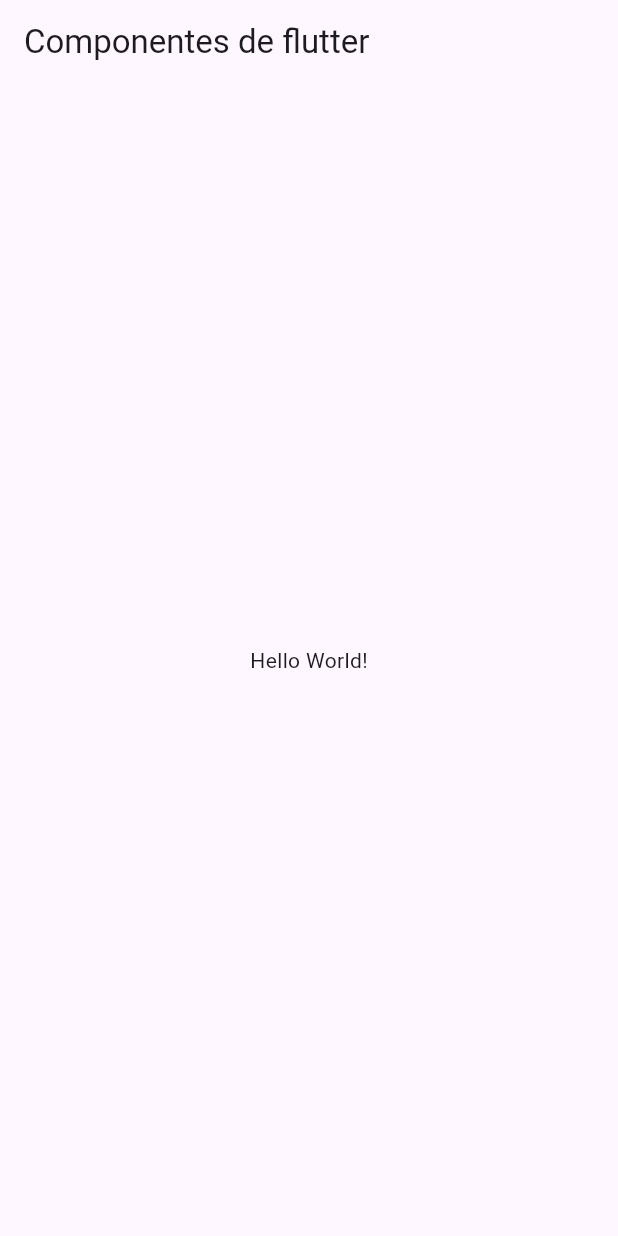
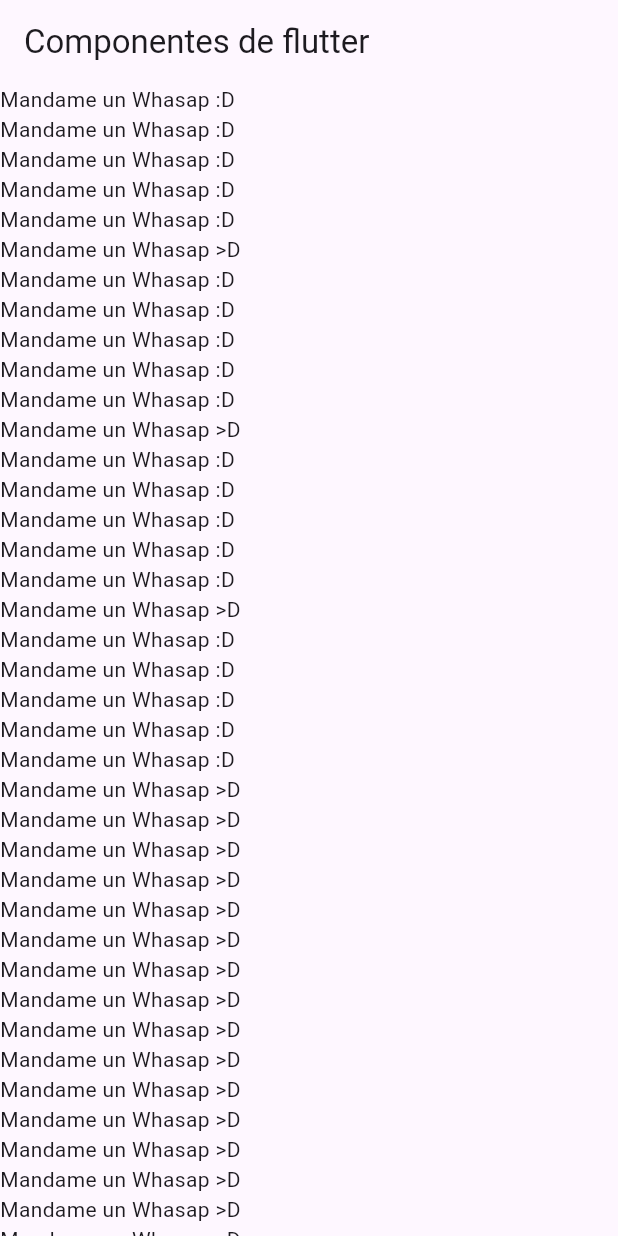
Before and after one commit to SantiagoAHS/componentes_flutter, a Flutter app: the screen it shows after launch, on a phone screen of 412 x 824 dp. Run offline on Flutter 3.47's test engine with Material 3 defaults, Android fonts, the phone set to English and light mode, and no system bars.

Commit message:
04 Adding the ListViews to the HomeScreen

```diff
--- a/lib/home_screen.dart
+++ b/lib/home_screen.dart
@@ -8,10 +8,89 @@
     return Scaffold(
       appBar: AppBar(
         title: const Text('Componentes de flutter'),
+
       ),
-        body: const Center(
-          child: Text('Hello World!'),
-        ),
+        body: ListView(
+          children: const [
+            Text('Mandame un Whasap :D'),
+            Text('Mandame un Whasap :D'),
+            Text('Mandame un Whasap :D'),
+            Text('Mandame un Whasap :D'),
+            Text('Mandame un Whasap :D'),
+            Text('Mandame un Whasap >D'),
+            Text('Mandame un Whasap :D'),
+            Text('Mandame un Whasap :D'),
+            Text('Mandame un Whasap :D'),
+            Text('Mandame un Whasap :D'),
+            Text('Mandame un Whasap :D'),
+            Text('Mandame un Whasap >D'),
+            Text('Mandame un Whasap :D'),
+            Text('Mandame un Whasap :D'),
+            Text('Mandame un Whasap :D'),
+            Text('Mandame un Whasap :D'),
+            Text('Mandame un Whasap :D'),
+            Text('Mandame un Whasap >D'),
+            Text('Mandame un Whasap :D'),
+            Text('Mandame un Whasap :D'),
+            Text('Mandame un Whasap :D'),
+            Text('Mandame un Whasap :D'),
+            Text('Mandame un Whasap :D'),
+            Text('Mandame un Whasap >D'),
+            Text('Mandame un Whasap >D'),
+            Text('Mandame un Whasap >D'),
+            Text('Mandame un Whasap >D'),
+            Text('Mandame un Whasap >D'),
+            Text('Mandame un Whasap >D'),
+            Text('Mandame un Whasap >D'),
+            Text('Mandame un Whasap >D'),
+            Text('Mandame un Whasap >D'),
+            Text('Mandame un Whasap >D'),
+            Text('Mandame un Whasap >D'),
+            Text('Mandame un Whasap >D'),
+            Text('Mandame un Whasap >D'),
+            Text('Mandame un Whasap >D'),
+            Text('Mandame un Whasap >D'),
+            Text('Mandame un Whasap >D'),
+            Text('Mandame un Whasap >D'),
+            Text('Mandame un Whasap >D'),
+            Text('Mandame un Whasap >D'),
+            Text('Mandame un Whasap >D'),
+            Text('Mandame un Whasap >D'),
+            Text('Mandame un Whasap >D'),
+            Text('Mandame un Whasap >D'),
+            Text('Mandame un Whasap >D'),
+            Text('Mandame un Whasap >D'),
+            Text('Mandame un Whasap >D'),
+            Text('Mandame un Whasap >D'),
+            Text('Mandame un Whasap >D'),
+            Text('Mandame un Whasap >D'),
+            Text('Mandame un Whasap >D'),
+            Text('Mandame un Whasap >D'),
+            Text('Mandame un Whasap >D'),
+            Text('Mandame un Whasap >D'),
+            Text('Mandame un Whasap >D'),
+            Text('Mandame un Whasap >D'),
+            Text('Mandame un Whasap >D'),
+            Text('Mandame un Whasap >D'),
+            Text('Mandame un Whasap >D'),
+            Text('Mandame un Whasap >D'),
+            Text('Mandame un Whasap >D'),
+            Text('Mandame un Whasap >D'),
+            Text('Mandame un Whasap >D'),
+            Text('Mandame un Whasap >D'),
+            Text('Mandame un Whasap >D'),
+            Text('Mandame un Whasap >D'),
+            Text('Mandame un Whasap >D'),
+            Text('Mandame un Whasap >D'),
+            Text('Mandame un Whasap >D'),
+            Text('Mandame un Whasap >D'),
+            Text('Mandame un Whasap >D'),
+            Text('Mandame un Whasap >D'),
+            Text('Mandame un Whasap >D'),
+            Text('Mandame un Whasap >D'),
+            Text('Mandame un Whasap >D'),
+          ],
+        )
       );
   }
 }
--- a/lib/main_app.dart
+++ b/lib/main_app.dart
@@ -7,6 +7,7 @@
   @override
   Widget build(BuildContext context) {
     return const MaterialApp(
+      debugShowCheckedModeBanner: false,
       home: HomeScreen(),
     );
   }
```
